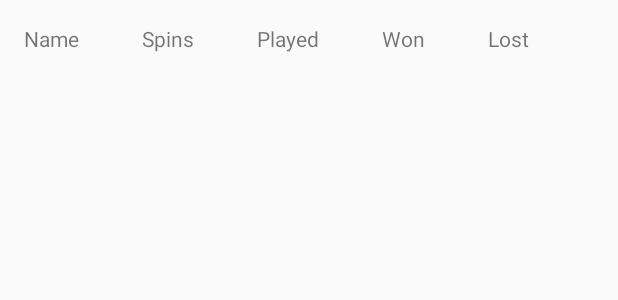
After one commit to ccl2of4/Spin-Counter, an Android app: the layout activity_score_board.xml on its own in the app's theme, with its tools: preview values and no code run, on a phone screen of 412 x 824 dp. The commit adds this screen. Shown: the top 300 px of the screen. Run offline under Robolectric (Android 15) with nearby library versions, the phone set to English and light mode, and no system bars.

Commit message:
added scoreboard activity

```diff
--- /dev/null
+++ b/app/src/main/res/layout/activity_score_board.xml
@@ -0,0 +1,30 @@
+<RelativeLayout xmlns:android="http://schemas.android.com/apk/res/android"
+    xmlns:tools="http://schemas.android.com/tools" android:layout_width="match_parent"
+    android:layout_height="match_parent" android:paddingLeft="@dimen/activity_horizontal_margin"
+    android:paddingRight="@dimen/activity_horizontal_margin"
+    android:paddingTop="@dimen/activity_vertical_margin"
+    android:paddingBottom="@dimen/activity_vertical_margin"
+    tools:context="groupn.spin_counter.ScoreBoardActivity">
+
+    <TableLayout android:id="@+id/table_layout"
+        android:layout_width="fill_parent"
+        android:layout_height="fill_parent"
+        android:stretchColumns="*">
+
+        <TableRow>
+
+            <TextView android:text="@string/score_board_name" />
+
+            <TextView android:text="@string/score_board_most_spins" />
+
+            <TextView android:text="@string/score_board_games_played" />
+
+            <TextView android:text="@string/score_board_games_won" />
+
+            <TextView android:text="@string/score_board_games_lost" />
+
+        </TableRow>
+
+    </TableLayout>
+
+</RelativeLayout>
--- a/app/src/main/res/values/strings.xml
+++ b/app/src/main/res/values/strings.xml
@@ -4,5 +4,13 @@
     <string name="app_name">Spin-Counter</string>
     <string name="hello_world">Hello world!</string>
     <string name="action_settings">Settings</string>
+    <string name="title_activity_score_board">ScoreBoardActivity</string>
+
+    <!-- score board -->
+    <string name="score_board_name">Name</string>
+    <string name="score_board_most_spins">Spins</string>
+    <string name="score_board_games_played">Played</string>
+    <string name="score_board_games_won">Won</string>
+    <string name="score_board_games_lost">Lost</string>
 
 </resources>
```
Also changed, not shown: app/src/main/java/groupn/spin_counter/ScoreBoardActivity.java (added, +83 -0 lines), app/src/main/res/menu/menu_score_board.xml (added, +7 -0 lines).
